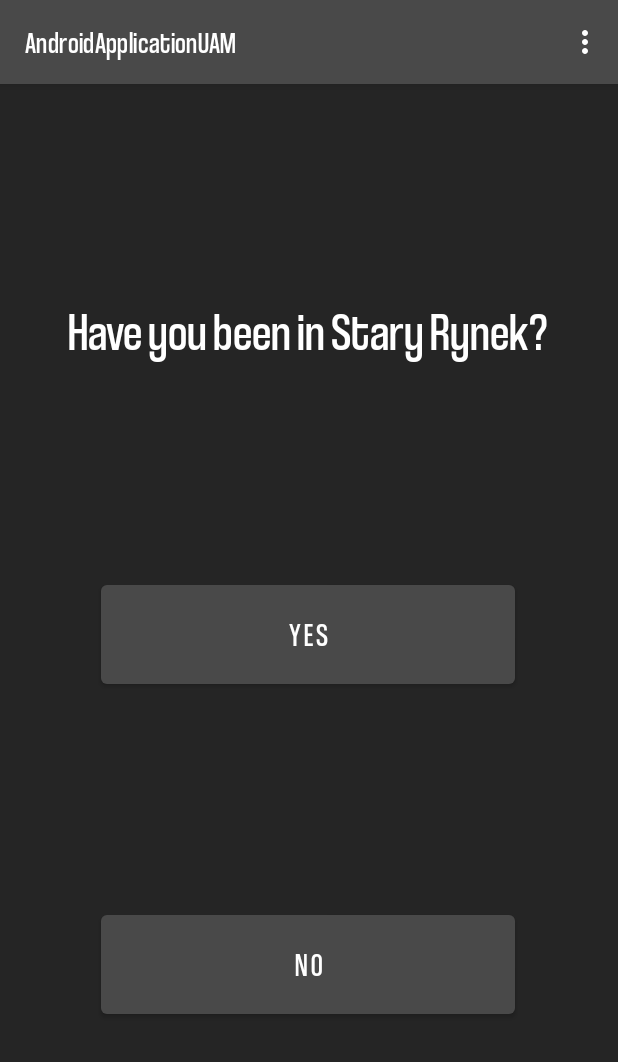
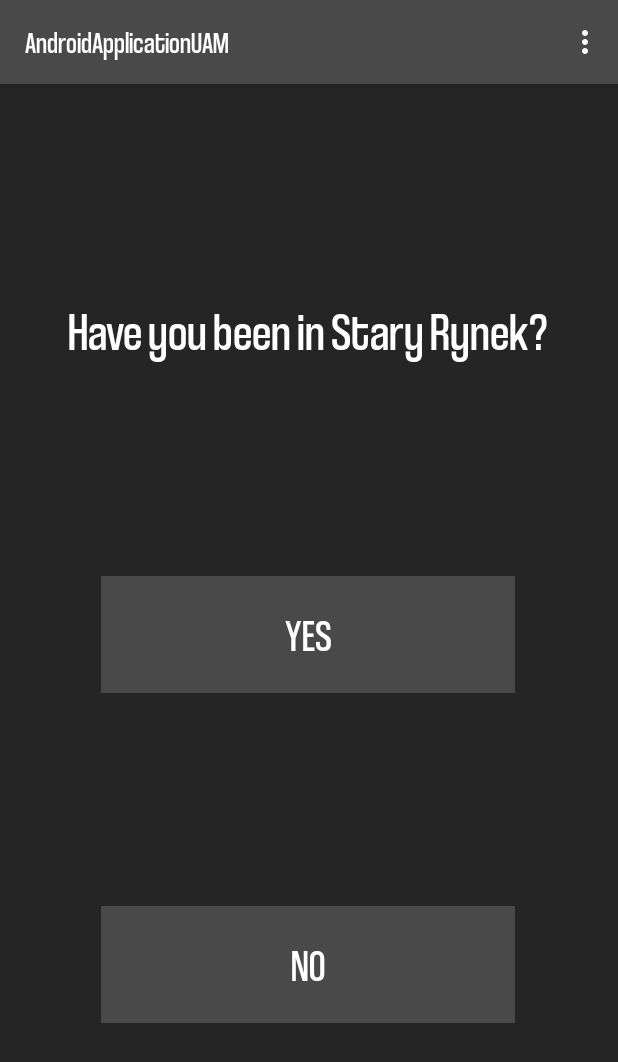
Before and after one commit to AlbertoBtt/AndroidStyleProject, an Android app: the screen it shows after launch (MainActivity), on a phone screen of 412 x 824 dp. Shown: the top 1062 px of the screen. Run offline under Robolectric (Android 15) with nearby library versions, the phone set to English and light mode, and no system bars; libraries missing offline, so code that uses them is left out: com.airbnb.paris.

Commit message:
Definitive Style and Default Values added

```diff
--- a/app/build.gradle
+++ b/app/build.gradle
@@ -38,4 +38,6 @@ dependencies {
     androidTestImplementation 'androidx.test.ext:junit:1.1.2'
     androidTestImplementation 'androidx.test.espresso:espresso-core:3.3.0'
     implementation 'com.airbnb.android:paris:1.7.3'
+    implementation 'androidx.preference:preference:1.1.1'
+
 }
--- a/app/src/main/java/com/uam/androidapplicationuam/SettingsActivity.java
+++ b/app/src/main/java/com/uam/androidapplicationuam/SettingsActivity.java
@@ -5,6 +5,7 @@ import android.os.Bundle;
 import androidx.appcompat.app.ActionBar;
 import androidx.appcompat.app.AppCompatActivity;
 import androidx.preference.PreferenceFragmentCompat;
+import androidx.preference.PreferenceManager;
 
 public class SettingsActivity extends AppCompatActivity {
 
@@ -22,12 +23,12 @@ public class SettingsActivity extends AppCompatActivity {
         if (actionBar != null) {
             actionBar.setDisplayHomeAsUpEnabled(true);
         }
-
     }
 
     public static class SettingsFragment extends PreferenceFragmentCompat {
         @Override
         public void onCreatePreferences(Bundle savedInstanceState, String rootKey) {
+
             setPreferencesFromResource(R.xml.root_preferences, rootKey);
         }
     }
--- a/app/src/main/res/values/arrays.xml
+++ b/app/src/main/res/values/arrays.xml
@@ -17,7 +17,7 @@
 
     </string-array>
     <string-array name="font_values">
-        <item>coolbetica</item>
+        <item>font1</item>
         <item>font2</item>
 
     </string-array>
--- a/app/src/main/res/values/styles.xml
+++ b/app/src/main/res/values/styles.xml
@@ -1,6 +1,6 @@
 <?xml version="1.0" encoding="utf-8"?>
 <resources>
-    <style name="AppTheme" parent="Theme.MaterialComponents.DayNight">
+    <style name="AppTheme" parent="Theme.AppCompat.DayNight">
         <item name="colorPrimary">@color/grey</item>
         <item name="colorPrimaryVariant">@color/grey</item>
         <item name="android:textColorPrimary">@color/white</item>
@@ -18,6 +18,10 @@
         <item name="android:textViewStyle">@style/Titles</item>
         <item name="checkboxStyle">@style/Checkbox</item>
         <item name="radioButtonStyle">@style/RadioButton</item>
+        <item name="actionBarStyle">@style/MyActionBar</item>
+        <item name="android:itemTextAppearance">@style/MyActionBar.MenuTextStyle</item>
+        <item name="android:itemBackground">@color/black_background</item>
+
     </style>
     <style name="CKButton" parent="android:style/Widget.Button">
         <item name="android:textSize">30sp</item>
@@ -31,6 +35,23 @@
         <item name="android:textColor">@color/white</item>
         <item name="android:gravity">center</item>
         <item name="fontFamily">@font/coolvetica</item>
+    </style>
+
+    <style name="MyActionBar" parent="@style/Widget.AppCompat.ActionBar">
+        <item name="background">@color/grey</item>
+        <item name="titleTextStyle">@style/MyActionBarTitle</item>
+    </style>
+
+    <style name="MyActionBarTitle" parent="@style/TextAppearance.AppCompat.Widget.ActionBar.Title">
+        <item name="android:textColor">@color/white</item>
+    </style>
+
+    <style name="MyActionBar.MenuTextStyle"
+        parent="@style/TextAppearance.AppCompat.Widget.ActionBar.Title">
+        <item name="android:textColor">@color/white</item>
+        <item name="android:textStyle">bold</item>
+        <item name="android:textSize">25sp</item>
+        <item name="background">@color/black_background</item>
     </style>
 
     <style name="Checkbox" parent="android:Widget.CompoundButton.CheckBox">
@@ -64,7 +85,8 @@
         <item name="android:itemBackground">@color/grey</item>
         <item name="android:textSize">19sp</item>
         <item name="textColorAlertDialogListItem">@color/white</item>
-
+        <item name="actionBarStyle">@style/MyActionBar</item>
+        <item name="android:itemTextAppearance">@style/MyActionBar.MenuTextStyle</item>
     </style>
 
 </resources>
```
Also changed, not shown: app/src/main/res/xml/root_preferences.xml (+10 -10 lines).
